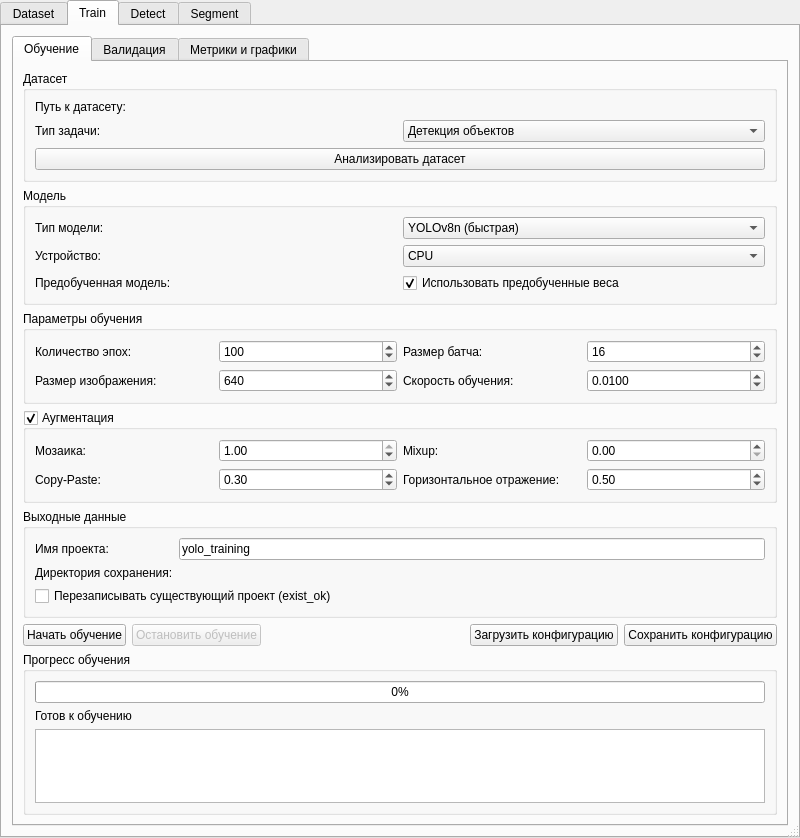
Above: yolo_qgis_dialog_base.ui from santerr80/yolo_qgis before the change. Below: the same form after it.
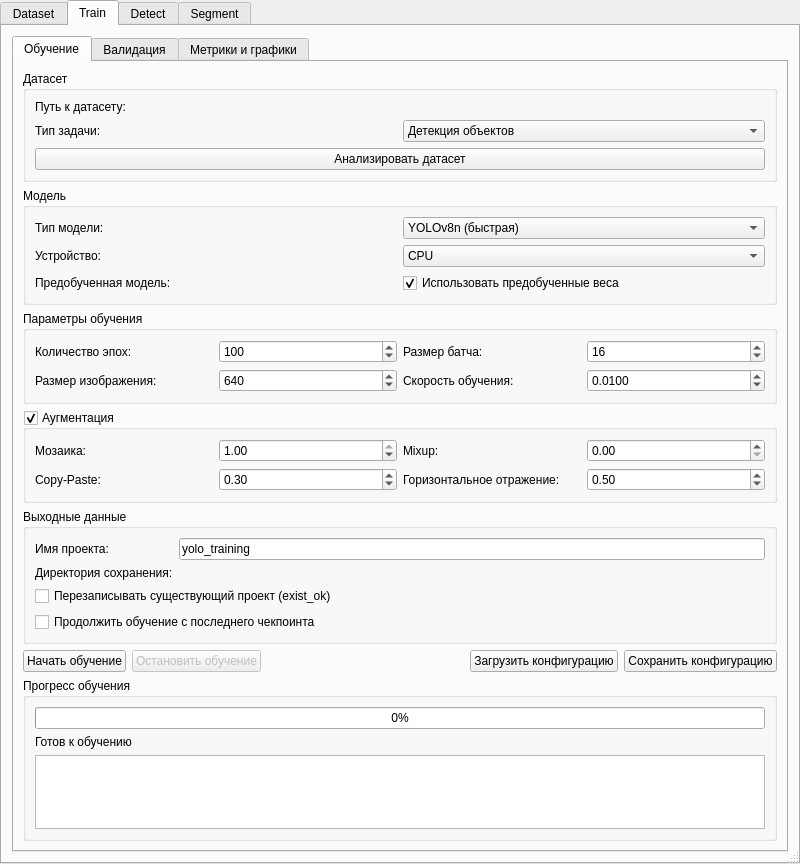
That is the form after the change. Icons and pictures are not drawn. Custom widgets are drawn as their Qt base class.

Commit message:
Add 'resume' functionality to YOLO trainers and QGIS dialog
- Introduced a 'resume' parameter in Detection, Segmentation, and Training Manager classes to allow training continuation from the last checkpoint.
- Updated the QGIS dialog UI to include a checkbox for 'resume' with an appropriate tooltip.
- Enhanced logic in the QGIS dialog to manage the state of the 'resume' checkbox and its interaction with the 'pretrained' weights option.

The edit to the form file:
```diff
--- a/yolo_qgis_dialog_base.ui
+++ b/yolo_qgis_dialog_base.ui
@@ -1056,6 +1056,16 @@
                 </property>
                </widget>
               </item>
+              <item row="3" column="0" colspan="2">
+               <widget class="QCheckBox" name="checkBoxResume">
+                <property name="toolTip">
+                 <string>Если включено, обучение будет продолжено с последнего сохранённого чекпоинта</string>
+                </property>
+                <property name="text">
+                 <string>Продолжить обучение с последнего чекпоинта</string>
+                </property>
+               </widget>
+              </item>
              </layout>
             </widget>
            </item>
```
The commit also changes 4 other files.
